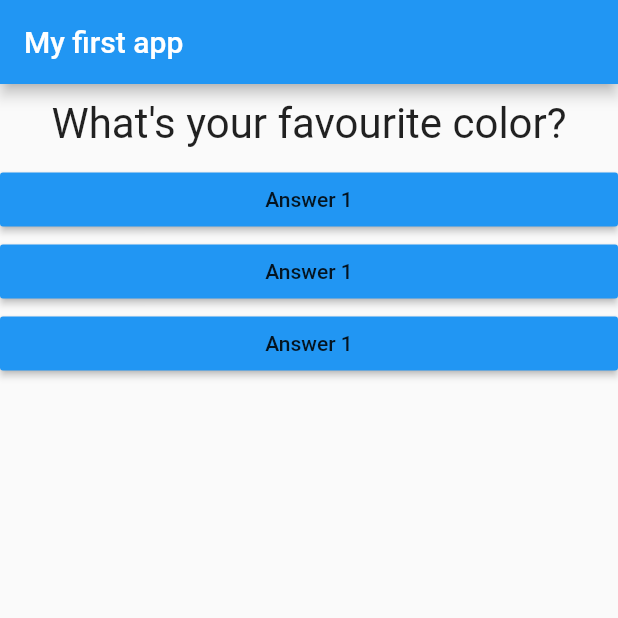
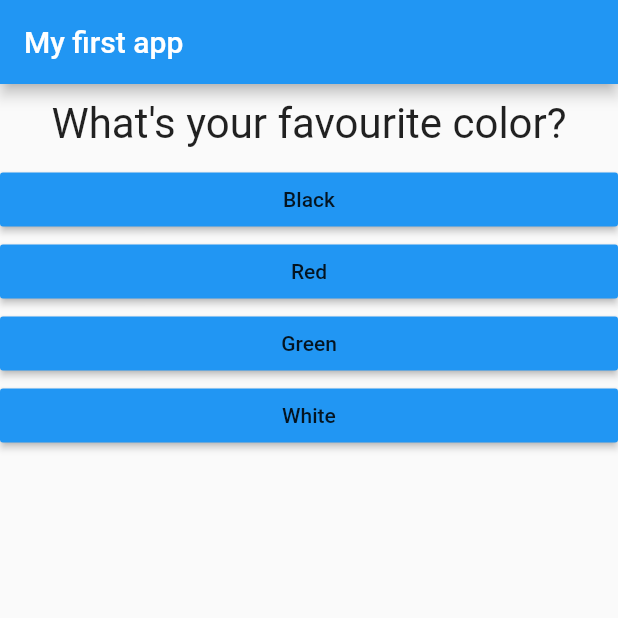
Before and after one commit to Gimhana-Dissanayake/flutter_practise_app, a Flutter app: the screen it shows after launch, on a phone screen of 412 x 824 dp, the top half of it. Run offline on Flutter 3.47's test engine with Material 2 defaults, Android fonts, the light colour scheme and no system bars.

Commit message:
47.mapping lists to widgets

```diff
--- a/lib/answer.dart
+++ b/lib/answer.dart
@@ -1,10 +1,10 @@
 import 'package:flutter/material.dart';
 
 class Answer extends StatelessWidget {
+  final VoidCallback selectHandler;
+  final String answerText;
 
-  final VoidCallback selectHandler;
-
-  Answer(this.selectHandler);
+  Answer(this.selectHandler, this.answerText);
 
   @override
   Widget build(BuildContext context) {
@@ -12,7 +12,7 @@ class Answer extends StatelessWidget {
         width: double.infinity,
         child: RaisedButton(
           color: Colors.blue,
-          child: Text('Answer 1'),
+          child: Text(answerText),
           onPressed: selectHandler,
         ));
   }
--- a/lib/main.dart
+++ b/lib/main.dart
@@ -28,8 +28,18 @@ class _MyAppState extends State<MyApp> {
   @override
   Widget build(BuildContext context) {
     var questions = [
-      'What\'s your favourite color?',
-      'What\'s your favourite animal?',
+      {
+        'questionText': 'What\'s your favourite color?',
+        'answers': ['Black', 'Red', 'Green', 'White']
+      },
+      {
+        'questionText': 'What\'s your favourite animal?',
+        'answers': ['Rabbit', 'Snake', 'Elephant', 'Lion']
+      },
+      {
+        'questionText': 'Who\'s your favorite cricketer?',
+        'answers': ['Sanath', 'Arjuna', 'Mahela', 'Aravinda']
+      }
     ];
 
     return new MaterialApp(
@@ -37,12 +47,15 @@ class _MyAppState extends State<MyApp> {
         appBar: new AppBar(
           title: new Text('My first app'),
         ),
-        body: Column(children: <Widget>[
-          Question(questions[_questionIndex]),
-        Answer(_answerQuestion),
-          Answer(_answerQuestion),
-          Answer(_answerQuestion),
-        ]),
+        body: Column(
+          children: <Widget>[
+            Question(questions[_questionIndex]['questionText'] as String),
+            ...(questions[_questionIndex]["answers"] as List<String>)
+                .map((answer) {
+              return new Answer(_answerQuestion, answer);
+            }).toList()
+          ],
+        ),
       ),
     );
   }
```
